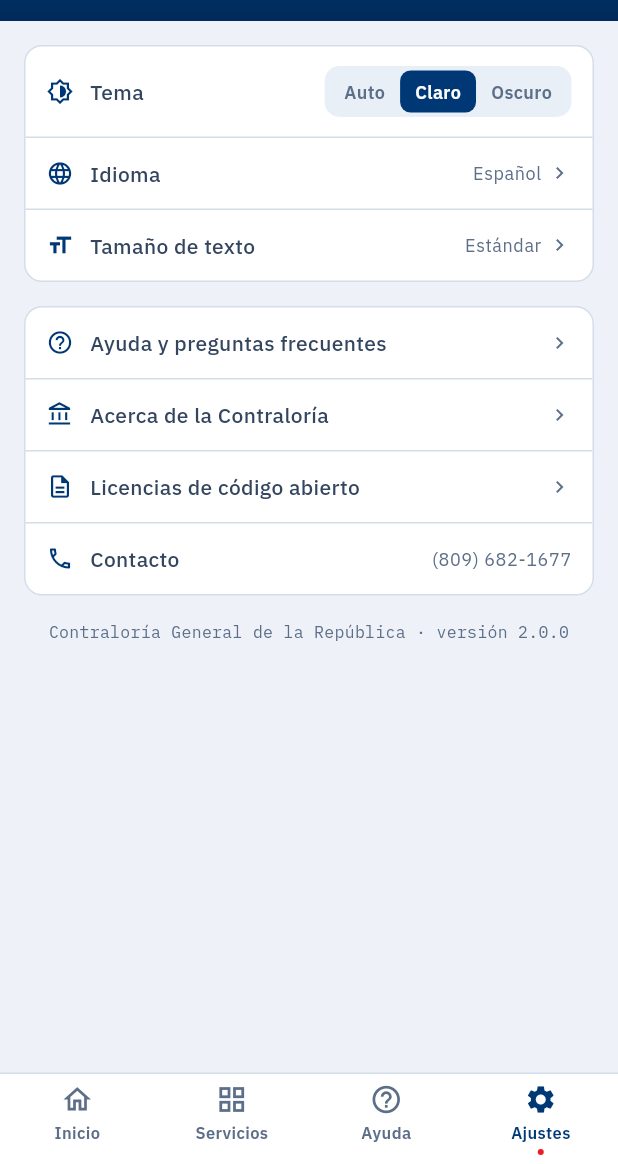
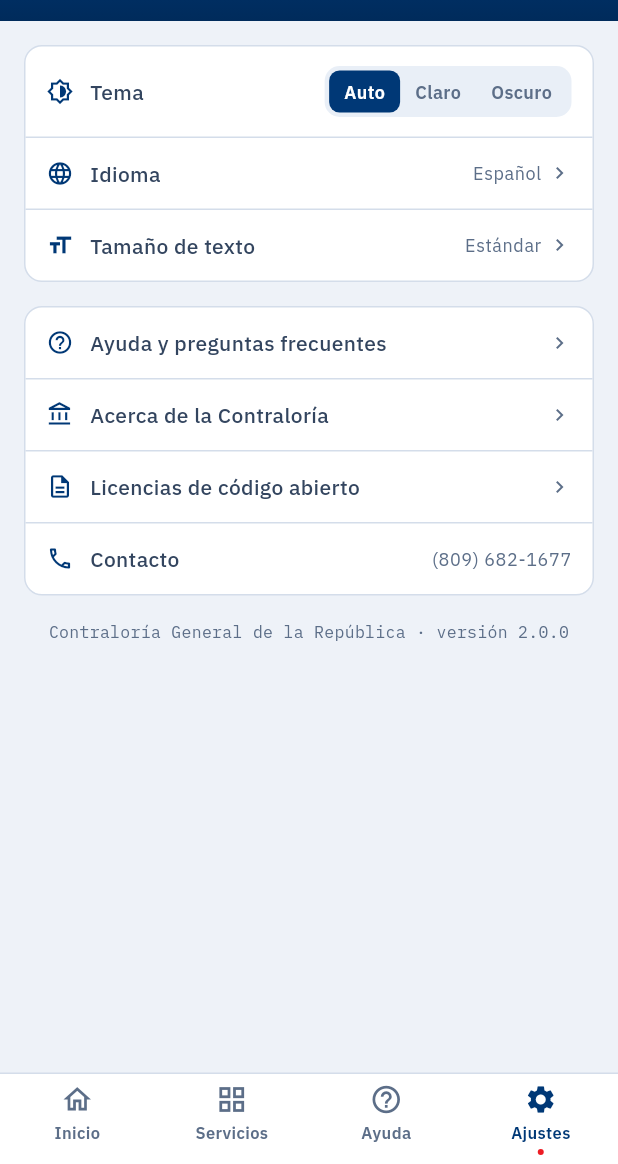
Before and after one commit to Hidalgo15/Trabajo-contralor-a, a Flutter app: the screen it shows after launch, item 4 of the bottom bar chosen, on a phone screen of 412 x 824 dp, the part 72-1236 px from its top. Run offline on Flutter 3.47's test engine with Material 3 defaults, Android fonts, the phone set to English and light mode, and no system bars; our stand-ins replace pdf, printing, shared_preferences, webview_flutter.

Commit message:
feat(fase-3): modo oscuro real con persistencia
- Core/Theme/theme_controller.dart: ThemeController (ChangeNotifier) que
  guarda la preferencia auto/claro/oscuro con shared_preferences.
  ThemeScope (InheritedNotifier) para leerlo desde cualquier pantalla.
- main.dart: carga la preferencia antes de runApp y envuelve MaterialApp
  en un ListenableBuilder (themeMode dinámico).
- Ajustes: el segmento Auto/Claro/Oscuro ahora cambia el tema de verdad.
- Migrados a tokens del tema los widgets de resultados de Verifica CGR
  (estado_badge, fila_detalle, seccion_tramites, contrato_card, dialogos,
  _SinResultados) — se elimina verifica_cgr_colores.dart.
- AppColors.marca / marcaProfundo / rojoMarca: azul y rojo institucionales
  FIJOS (no cambian con el tema) para las superficies de marca con texto
  blanco (barra superior, pie, tarjeta de resumen, menú lateral, hero del
  Inicio), que deben verse igual en claro y oscuro.
- test/widget_test.dart: smoke test real (la app arranca en el Inicio).
- pubspec: + shared_preferences ^2.5.5

flutter analyze: "No issues found!" · claro y oscuro verificados en Chrome

Co-Authored-By: Claude Sonnet 5 <noreply@anthropic.com>

```diff
--- a/lib/Core/Theme/app_colors.dart
+++ b/lib/Core/Theme/app_colors.dart
@@ -69,6 +69,13 @@ class AppColors extends ThemeExtension<AppColors> {
   final Color avisoFondo;
   final Color rechazo;
   final Color rechazoFondo;
+
+  /// Azul institucional **fijo** (no cambia con el tema). Para las superficies
+  /// de marca que siempre llevan texto blanco: barra superior, tarjeta de
+  /// resumen, pie institucional, menú lateral.
+  static const Color marca = Color(0xFF003876);
+  static const Color marcaProfundo = Color(0xFF002B5B);
+  static const Color rojoMarca = Color(0xFFED1C24);
 
   static const AppColors light = AppColors(
     azul: Color(0xFF003876),
--- /dev/null
+++ b/lib/Core/Theme/theme_controller.dart
@@ -0,0 +1,55 @@
+import 'package:flutter/material.dart';
+import 'package:shared_preferences/shared_preferences.dart';
+
+/// Guarda y expone la preferencia de tema del usuario (auto / claro / oscuro),
+/// persistida con [SharedPreferences].
+class ThemeController extends ChangeNotifier {
+  ThemeController._(this._mode);
+
+  static const _clave = 'theme_mode';
+
+  ThemeMode _mode;
+  ThemeMode get mode => _mode;
+
+  /// Crea el controlador leyendo la preferencia guardada.
+  static Future<ThemeController> cargar() async {
+    final prefs = await SharedPreferences.getInstance();
+    return ThemeController._(_desdeString(prefs.getString(_clave)));
+  }
+
+  Future<void> establecer(ThemeMode nuevo) async {
+    if (nuevo == _mode) return;
+    _mode = nuevo;
+    notifyListeners();
+    final prefs = await SharedPreferences.getInstance();
+    await prefs.setString(_clave, _aString(nuevo));
+  }
+
+  static ThemeMode _desdeString(String? v) => switch (v) {
+        'light' => ThemeMode.light,
+        'dark' => ThemeMode.dark,
+        _ => ThemeMode.system,
+      };
+
+  static String _aString(ThemeMode m) => switch (m) {
+        ThemeMode.light => 'light',
+        ThemeMode.dark => 'dark',
+        ThemeMode.system => 'system',
+      };
+}
+
+/// Acceso al [ThemeController] desde cualquier pantalla.
+class ThemeScope extends InheritedNotifier<ThemeController> {
+  const ThemeScope({
+    super.key,
+    required ThemeController controller,
+    required super.child,
+  }) : super(notifier: controller);
+
+  static ThemeController of(BuildContext context) {
+    final scope =
+        context.dependOnInheritedWidgetOfExactType<ThemeScope>();
+    assert(scope != null, 'ThemeScope no encontrado en el árbol.');
+    return scope!.notifier!;
+  }
+}
--- a/lib/Core/Widgets/app_drawer.dart
+++ b/lib/Core/Widgets/app_drawer.dart
@@ -31,11 +31,11 @@ class AppDrawer extends StatelessWidget {
               18,
               18,
             ),
-            decoration: BoxDecoration(
+            decoration: const BoxDecoration(
               gradient: LinearGradient(
                 begin: Alignment.topLeft,
                 end: Alignment.bottomRight,
-                colors: [c.azul, c.azulProfundo],
+                colors: [AppColors.marca, AppColors.marcaProfundo],
               ),
             ),
             child: Column(
--- a/lib/Core/Widgets/app_header.dart
+++ b/lib/Core/Widgets/app_header.dart
@@ -42,8 +42,6 @@ class AppHeader extends StatelessWidget {
 
   @override
   Widget build(BuildContext context) {
-    final c = context.colores;
-
     Widget centro;
     if (mostrarLogo) {
       centro = Center(
@@ -89,11 +87,11 @@ class AppHeader extends StatelessWidget {
     }
 
     return Container(
-      decoration: BoxDecoration(
+      decoration: const BoxDecoration(
         gradient: LinearGradient(
           begin: Alignment.topCenter,
           end: Alignment.bottomCenter,
-          colors: [c.azul, c.azulProfundo],
+          colors: [AppColors.marca, AppColors.marcaProfundo],
         ),
       ),
       child: SafeArea(
--- a/lib/Feature/Ajustes/Presentation/pagina_ajustes.dart
+++ b/lib/Feature/Ajustes/Presentation/pagina_ajustes.dart
@@ -4,6 +4,7 @@ import 'package:consultas_y_contrataciones/Core/Navigation/app_shell.dart';
 import 'package:consultas_y_contrataciones/Core/Theme/app_colors.dart';
 import 'package:consultas_y_contrataciones/Core/Theme/app_dimens.dart';
 import 'package:consultas_y_contrataciones/Core/Theme/app_typography.dart';
+import 'package:consultas_y_contrataciones/Core/Theme/theme_controller.dart';
 import 'package:consultas_y_contrataciones/Core/Widgets/app_header.dart';
 
 class PaginaAjustes extends StatelessWidget {
@@ -186,22 +187,21 @@ class _Fila extends StatelessWidget {
   }
 }
 
-/// Segmento Auto / Claro / Oscuro. Por ahora solo visual; el cambio de tema
-/// real llega en la Fase 3.
-class _SegmentoTema extends StatefulWidget {
+/// Segmento Auto / Claro / Oscuro conectado al [ThemeController].
+class _SegmentoTema extends StatelessWidget {
   const _SegmentoTema();
 
-  @override
-  State<_SegmentoTema> createState() => _SegmentoTemaState();
-}
-
-class _SegmentoTemaState extends State<_SegmentoTema> {
-  int _sel = 1;
-  static const _opciones = ['Auto', 'Claro', 'Oscuro'];
+  static const _opciones = <(ThemeMode, String)>[
+    (ThemeMode.system, 'Auto'),
+    (ThemeMode.light, 'Claro'),
+    (ThemeMode.dark, 'Oscuro'),
+  ];
 
   @override
   Widget build(BuildContext context) {
     final c = context.colores;
+    final tema = ThemeScope.of(context);
+
     return Container(
       padding: const EdgeInsets.all(3),
       decoration: BoxDecoration(
@@ -211,23 +211,23 @@ class _SegmentoTemaState extends State<_SegmentoTema> {
       child: Row(
         mainAxisSize: MainAxisSize.min,
         children: [
-          for (var i = 0; i < _opciones.length; i++)
+          for (final (modo, label) in _opciones)
             GestureDetector(
-              onTap: () => setState(() => _sel = i),
+              onTap: () => tema.establecer(modo),
               child: Container(
                 padding:
                     const EdgeInsets.symmetric(horizontal: 10, vertical: 5),
                 decoration: BoxDecoration(
-                  color: i == _sel ? c.azul : Colors.transparent,
+                  color: modo == tema.mode ? c.azul : Colors.transparent,
                   borderRadius: BorderRadius.circular(7),
                 ),
                 child: Text(
-                  _opciones[i],
+                  label,
                   style: TextStyle(
                     fontFamily: AppTypography.cuerpo,
                     fontSize: 12,
                     fontWeight: FontWeight.w600,
-                    color: i == _sel ? Colors.white : c.tenue,
+                    color: modo == tema.mode ? Colors.white : c.tenue,
                   ),
                 ),
               ),
--- a/lib/Feature/HubPrincipal/Presentation/pagina_inicio.dart
+++ b/lib/Feature/HubPrincipal/Presentation/pagina_inicio.dart
@@ -50,11 +50,11 @@ class _PaginaInicioState extends State<PaginaInicio> {
         ),
         Container(
           width: double.infinity,
-          decoration: BoxDecoration(
+          decoration: const BoxDecoration(
             gradient: LinearGradient(
               begin: Alignment.topCenter,
               end: Alignment.bottomCenter,
-              colors: [c.azulProfundo, c.azul],
+              colors: [AppColors.marcaProfundo, AppColors.marca],
             ),
           ),
           padding: const EdgeInsets.fromLTRB(18, 4, 18, 22),
--- a/lib/main.dart
+++ b/lib/main.dart
@@ -3,25 +3,35 @@ import 'package:flutter/material.dart';
 import 'Core/Navigation/app_shell.dart';
 import 'Core/Theme/app_theme.dart';
 import 'Core/Theme/fuentes_licencia.dart';
+import 'Core/Theme/theme_controller.dart';
 
-void main() {
+Future<void> main() async {
   WidgetsFlutterBinding.ensureInitialized();
   registrarLicenciasDeFuentes();
-  runApp(const MiAppContraloria());
+  final tema = await ThemeController.cargar();
+  runApp(MiAppContraloria(tema: tema));
 }
 
 class MiAppContraloria extends StatelessWidget {
-  const MiAppContraloria({super.key});
+  const MiAppContraloria({super.key, required this.tema});
+
+  final ThemeController tema;
 
   @override
   Widget build(BuildContext context) {
-    return MaterialApp(
-      title: 'Portal Contraloría',
-      debugShowCheckedModeBanner: false,
-      theme: AppTheme.claro,
-      darkTheme: AppTheme.oscuro,
-      themeMode: ThemeMode.system,
-      home: const AppShell(),
+    return ThemeScope(
+      controller: tema,
+      child: ListenableBuilder(
+        listenable: tema,
+        builder: (context, _) => MaterialApp(
+          title: 'Portal Contraloría',
+          debugShowCheckedModeBanner: false,
+          theme: AppTheme.claro,
+          darkTheme: AppTheme.oscuro,
+          themeMode: tema.mode,
+          home: const AppShell(),
+        ),
+      ),
     );
   }
 }
--- a/pubspec.yaml
+++ b/pubspec.yaml
@@ -25,6 +25,7 @@ dependencies:
   # Hoja de compartir / imprimir del sistema: en móvil no hay carpeta de
   # descargas universal, así que "Descargar PDF" abre el share sheet.
   printing: ^5.13.0
+  shared_preferences: ^2.5.5
 
 dev_dependencies:
   flutter_test:
```
Also changed, not shown: lib/Core/Widgets/institutional_footer.dart (+5 -3 lines), lib/Feature/ConsultaDeContratosLibramientosYPagosDirectosVerificaCGR/Presentation/Widgets/contrato_card.dart (+6 -6 lines), lib/Feature/ConsultaDeContratosLibramientosYPagosDirectosVerificaCGR/Presentation/Widgets/dialogos.dart (+15 -18 lines), lib/Feature/ConsultaDeContratosLibramientosYPagosDirectosVerificaCGR/Presentation/Widgets/estado_badge.dart (+25 -39 lines), lib/Feature/ConsultaDeContratosLibramientosYPagosDirectosVerificaCGR/Presentation/Widgets/fila_detalle.dart (+28 -41 lines), lib/Feature/ConsultaDeContratosLibramientosYPagosDirectosVerificaCGR/Presentation/Widgets/seccion_tramites.dart (+23 -51 lines), lib/Feature/ConsultaDeContratosLibramientosYPagosDirectosVerificaCGR/Presentation/Widgets/verifica_cgr_colores.dart (deleted, +0 -45 lines), lib/Feature/ConsultaDeContratosLibramientosYPagosDirectosVerificaCGR/Presentation/paginaresultadoscgr.dart (+16 -22 lines), pubspec.lock, 1 other file.
